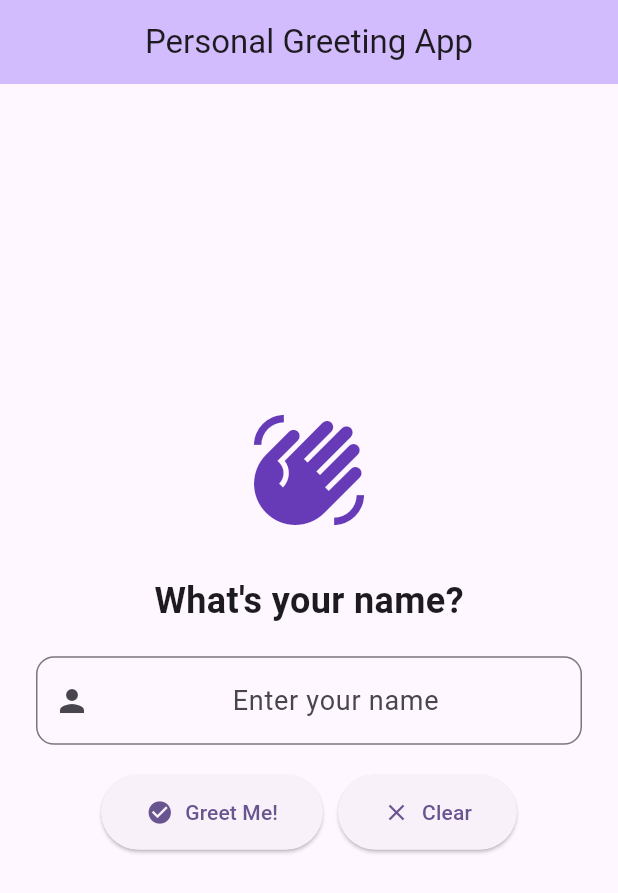
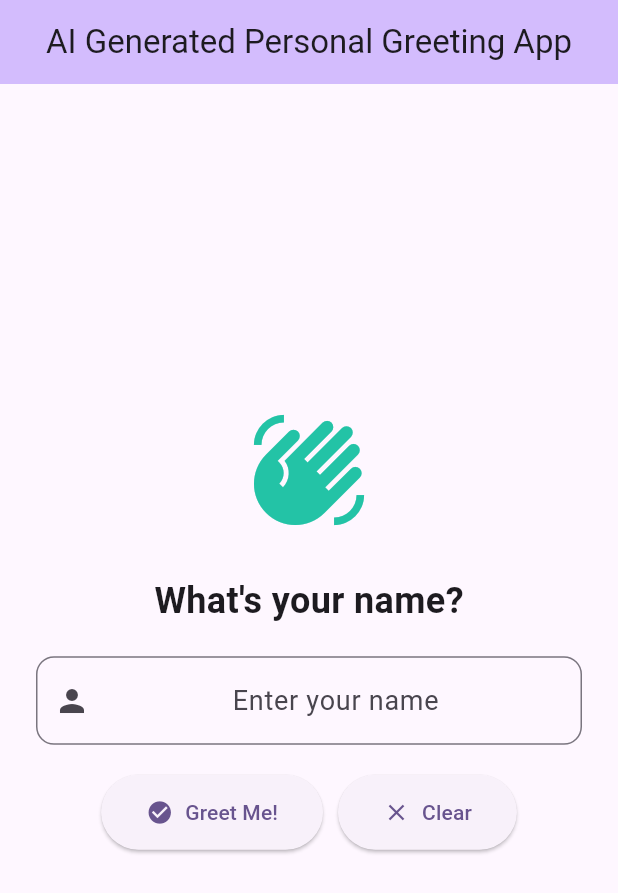
Before and after one commit to BrianKaruu/flutter-greeting-app-toolkit, a Flutter app: the screen it shows after launch, on a phone screen of 412 x 824 dp. Shown: the top 893 px of the screen. Run offline on Flutter 3.47's test engine with Material 3 defaults, Android fonts, the phone set to English and light mode, and no system bars.

Commit message:
Add colors

```diff
--- a/lib/main.dart
+++ b/lib/main.dart
@@ -68,7 +68,7 @@ class _GreetingPageState extends State<GreetingPage> {
     return Scaffold(
       appBar: AppBar(
         backgroundColor: Theme.of(context).colorScheme.inversePrimary,
-        title: const Text('Personal Greeting App'),
+        title: const Text('AI Generated Personal Greeting App'),
         centerTitle: true,
       ),
       body: Center(
@@ -80,7 +80,7 @@ class _GreetingPageState extends State<GreetingPage> {
               const Icon(
                 Icons.waving_hand,
                 size: 80,
-                color: Colors.deepPurple,
+                color: Color.fromARGB(255, 35, 195, 166),
               ),
               const SizedBox(height: 30),
               const Text(
@@ -150,7 +150,7 @@ class _GreetingPageState extends State<GreetingPage> {
                     style: const TextStyle(
                       fontSize: 22,
                       fontWeight: FontWeight.w500,
-                      color: Colors.deepPurple,
+                      color: Color.fromARGB(255, 58, 183, 177),
                     ),
                     textAlign: TextAlign.center,
                   ),
```
